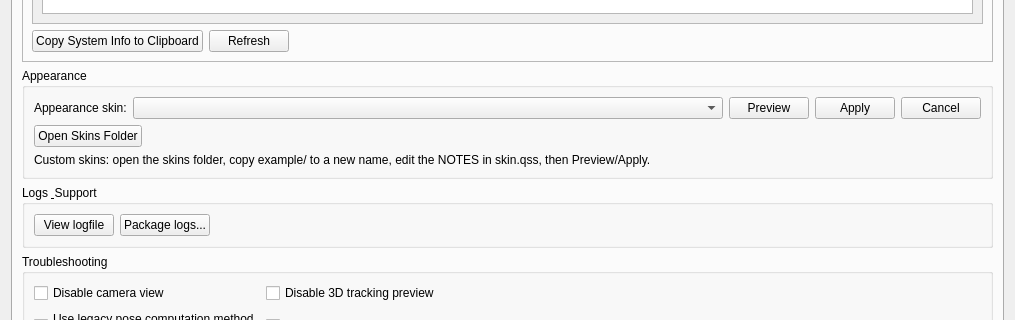
The window that src/qt_gui/ltr.ui (fwfa123/linuxtrackx-ir) describes before a commit, drawn with Qt 5; both pictures show x 0 to 1015 and y 219 to 539 of the 1015 by 777 pixel window.
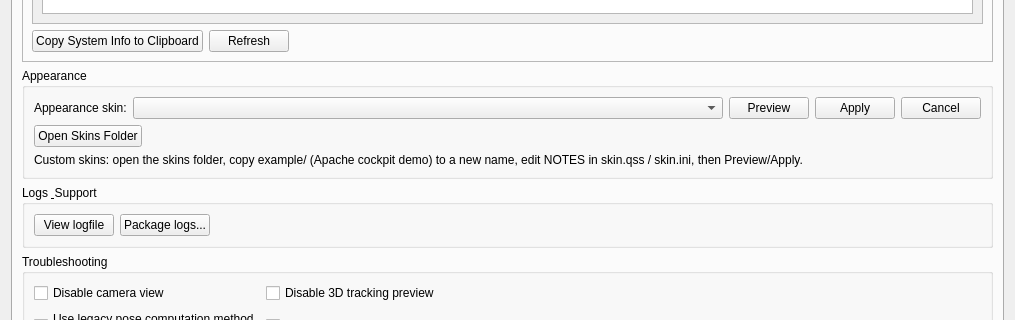
The same window after the commit. The open tabs and pages were chosen to show the change. Icons and pictures are not drawn.

Commit message:
feat(gui): restyle example skin as Apache cockpit HUD
Give the Example skin a dark olive / amber instrument-panel look with
condensed and monospace fonts so Preview shows a clear military-cockpit
feel. Refresh example/ from the bundle when opening the skins folder.

Diff of the .ui file:
```diff
--- a/src/qt_gui/ltr.ui
+++ b/src/qt_gui/ltr.ui
@@ -704,7 +704,7 @@
           <item>
            <widget class="QLabel" name="SkinHelpHintLabel">
             <property name="text">
-             <string>Custom skins: open the skins folder, copy example/ to a new name, edit the NOTES in skin.qss, then Preview/Apply.</string>
+             <string>Custom skins: open the skins folder, copy example/ (Apache cockpit demo) to a new name, edit NOTES in skin.qss / skin.ini, then Preview/Apply.</string>
             </property>
             <property name="wordWrap">
              <bool>true</bool>
```
The commit also changes 6 other files.
